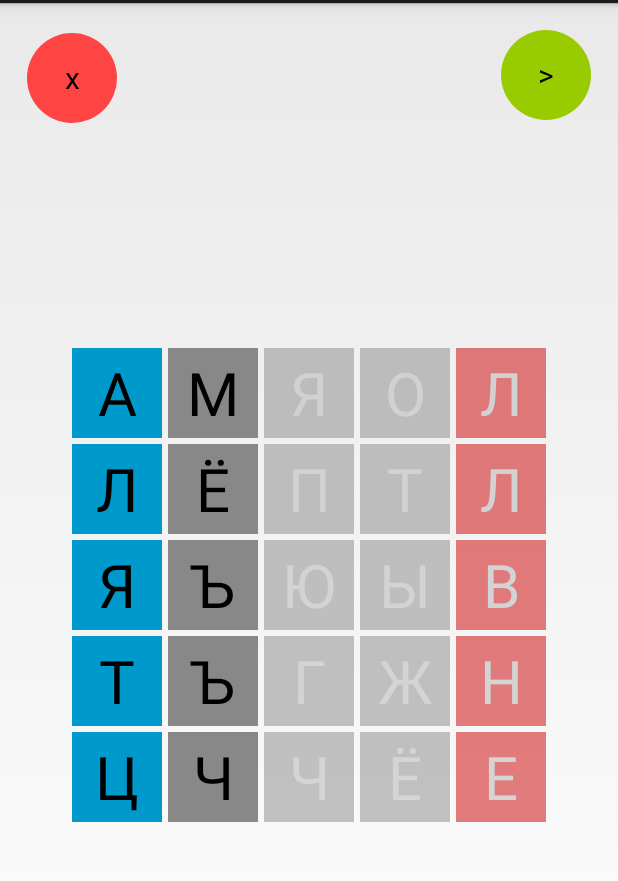
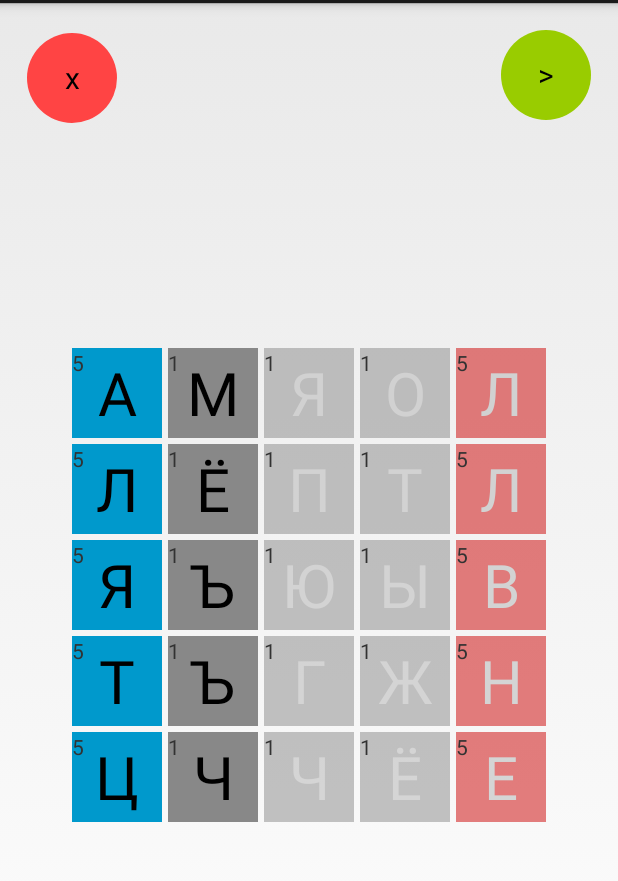
Before and after one commit to Lag1101/BuildAWord, an Android app: the Board screen opened directly, with no data from a screen before it, on a phone screen of 412 x 824 dp, the part 69-950 px from its top. Run offline under Robolectric (Android 15) with nearby library versions, the phone set to English and light mode, and no system bars; 1 statement that could not run was skipped.

Commit message:
added points

```diff
--- a/app/src/main/java/com/android/luckybug/buildaword/Board.java
+++ b/app/src/main/java/com/android/luckybug/buildaword/Board.java
@@ -2,7 +2,6 @@ package com.android.luckybug.buildaword;
 
 import android.app.Activity;
 import android.graphics.Color;
-import android.graphics.Point;
 import android.os.AsyncTask;
 import android.os.Bundle;
 import android.text.Editable;
@@ -15,15 +14,12 @@ import android.widget.TableLayout;
 import android.widget.TextView;
 import android.widget.Toast;
 
-import com.android.luckybug.buildaword.Conrtol.Cell.Cell;
+import com.android.luckybug.buildaword.Conrtol.Prison;
 import com.android.luckybug.buildaword.Logic.Dictionary;
-import com.android.luckybug.buildaword.Conrtol.Prison;
 import com.android.luckybug.buildaword.Logic.Exchange.Client;
 import com.android.luckybug.buildaword.Logic.Exchange.MyHttpClient;
 
-import java.util.ArrayList;
 import java.util.Arrays;
-import java.util.List;
 
 
 public class Board extends Activity {
@@ -107,25 +103,7 @@ public class Board extends Activity {
             }
         });
 
-        List<Point> myCells = new ArrayList<Point>();
-        List<Point> enemyCells = new ArrayList<Point>();
 
-        myCells.add(new Point(0,0));
-        myCells.add(new Point(0,1));
-        myCells.add(new Point(0,2));
-        myCells.add(new Point(0,3));
-        myCells.add(new Point(0,4));
-
-        enemyCells.add(new Point(4,0));
-        enemyCells.add(new Point(4,1));
-        enemyCells.add(new Point(4,2));
-        enemyCells.add(new Point(4,3));
-        enemyCells.add(new Point(4,4));
-
-        prison
-                .setCellsOwner(myCells, Cell.Owner.me)
-                .setCellsOwner(enemyCells, Cell.Owner.enemy)
-                .calcEnable();
     }
 
 
--- a/app/src/main/java/com/android/luckybug/buildaword/Conrtol/Cell/Cell.java
+++ b/app/src/main/java/com/android/luckybug/buildaword/Conrtol/Cell/Cell.java
@@ -4,7 +4,7 @@ package com.android.luckybug.buildaword.Conrtol.Cell;
  * Created by vasiliy.lomanov on 14.11.2014. Have a lot of fun!(c)
  */
 public abstract class Cell {
-    public static enum Owner {me, enemy, nobody};
+    public static enum Owner {me, enemy, nobody}
     public interface Callback {
         public void callback(Cell cell);
     }
@@ -18,5 +18,9 @@ public abstract class Cell {
     public abstract void setText(String text);
     public abstract void setOwner(Owner own);
 
+    public abstract int getPints();
+    public abstract void setPoints(int points);
+
     protected Owner owner = Owner.nobody;
+    protected int points = 1;
 }
--- a/app/src/main/java/com/android/luckybug/buildaword/Conrtol/Cell/CellToggle.java
+++ b/app/src/main/java/com/android/luckybug/buildaword/Conrtol/Cell/CellToggle.java
@@ -1,6 +1,7 @@
 package com.android.luckybug.buildaword.Conrtol.Cell;
 
 import android.view.View;
+import android.widget.TextView;
 import android.widget.ToggleButton;
 
 import com.android.luckybug.buildaword.R;
@@ -11,9 +12,11 @@ import com.android.luckybug.buildaword.R;
 public class CellToggle extends Cell {
 
     private final ToggleButton toggleButton;
+    private final TextView textView;
 
-    public CellToggle(ToggleButton tb) {
+    public CellToggle(ToggleButton tb, TextView tv) {
         toggleButton = tb;
+        textView = tv;
         setOwner(Owner.nobody);
     }
 
@@ -55,10 +58,13 @@ public class CellToggle extends Cell {
     public void engage(Owner newOwner) {
 
         if( owner != Owner.nobody && newOwner != owner ) {
+            setPoints(1);
             setOwner(Owner.nobody);
         } else if( owner == Owner.nobody ) {
             setOwner(newOwner);
-        } else {/* if( newOwner == owner )*/}
+        } else {
+            setPoints(getPints()+1);
+        }
     }
 
     @Override
@@ -82,6 +88,17 @@ public class CellToggle extends Cell {
     }
 
     @Override
+    public int getPints() {
+        return points;
+    }
+
+    @Override
+    public void setPoints(int points) {
+        this.points = points;
+        textView.setText(Integer.toString(points));
+    }
+
+    @Override
     public void onClick(final Callback listener) {
         final Cell cell = this;
         toggleButton.setOnClickListener(new View.OnClickListener() {
--- a/app/src/main/java/com/android/luckybug/buildaword/Conrtol/Prison.java
+++ b/app/src/main/java/com/android/luckybug/buildaword/Conrtol/Prison.java
@@ -1,15 +1,15 @@
 package com.android.luckybug.buildaword.Conrtol;
 
 import android.graphics.Point;
-import android.util.Log;
 import android.widget.TableLayout;
 import android.widget.TableRow;
+import android.widget.TextView;
 import android.widget.ToggleButton;
 
 import com.android.luckybug.buildaword.Conrtol.Cell.Cell;
 import com.android.luckybug.buildaword.Conrtol.Cell.CellToggle;
+import com.android.luckybug.buildaword.R;
 
-import java.lang.reflect.Array;
 import java.util.ArrayList;
 import java.util.List;
 
@@ -43,8 +43,9 @@ public class Prison {
         for( int y = 0; y < rows; y++ ) {
             TableRow row = (TableRow)tl.getChildAt(y);
             for( int x = 0; x < cols; x++ ) {
-                ToggleButton tb = (ToggleButton)row.getChildAt(x);
-                cells[y][x] = new CellToggle(tb);
+                ToggleButton tb = (ToggleButton)row.getChildAt(x).findViewById(R.id.toggleButton);
+                TextView tv = (TextView)row.getChildAt(x).findViewById(R.id.textLabel);
+                cells[y][x] = new CellToggle(tb, tv);
             }
         }
 
@@ -66,6 +67,26 @@ public class Prison {
                 });
             }
         }
+
+
+        List<Point> myCells = new ArrayList<Point>();
+        List<Point> enemyCells = new ArrayList<Point>();
+
+        myCells.add(new Point(0,0));
+        myCells.add(new Point(0,1));
+        myCells.add(new Point(0,2));
+        myCells.add(new Point(0,3));
+        myCells.add(new Point(0,4));
+
+        enemyCells.add(new Point(4,0));
+        enemyCells.add(new Point(4,1));
+        enemyCells.add(new Point(4,2));
+        enemyCells.add(new Point(4,3));
+        enemyCells.add(new Point(4,4));
+
+        setCellsOwner(myCells, Cell.Owner.me);
+        setCellsOwner(enemyCells, Cell.Owner.enemy);
+        calcEnable();
 
         generate();
     }
@@ -129,7 +150,8 @@ public class Prison {
                 }
             }
 
-            sequence.add(Integer.parseInt(res));
+            if(!res.equals(""))
+                sequence.add(Integer.parseInt(res));
         }
     }
 
@@ -149,6 +171,11 @@ public class Prison {
             for( int x = 0; x < cols; x++ ) {
                 int index = (int)(Math.random() * alphabet.length());
                 cells[y][x].setText( Character.toString( alphabet.charAt(index) ) );
+
+                if(cells[y][x].getOwner() != Cell.Owner.nobody)
+                    cells[y][x].setPoints(5);
+                else
+                    cells[y][x].setPoints(1);
             }
         }
     }
--- a/app/src/main/java/com/android/luckybug/buildaword/MainActivity.java
+++ b/app/src/main/java/com/android/luckybug/buildaword/MainActivity.java
@@ -6,7 +6,6 @@ import android.os.Bundle;
 import android.view.Menu;
 import android.view.MenuItem;
 import android.view.View;
-import android.widget.Button;
 
 
 public class MainActivity extends Activity implements View.OnClickListener {
--- a/app/src/main/res/layout/cell.xml
+++ b/app/src/main/res/layout/cell.xml
@@ -1,2 +1,20 @@
 <?xml version="1.0" encoding="utf-8"?>
-<ToggleButton style="@style/CellStyle" />
+<RelativeLayout xmlns:android="http://schemas.android.com/apk/res/android"
+    android:layout_height="wrap_content"
+    android:layout_width="wrap_content">
+
+    <ToggleButton
+        style="@style/CellStyle"
+        android:layout_width="wrap_content"
+        android:layout_height="wrap_content"
+        android:id="@+id/toggleButton" />
+
+    <TextView
+        android:layout_width="wrap_content"
+        android:layout_height="wrap_content"
+        android:tag="text"
+        android:text="0"
+        android:id="@+id/textLabel"
+        android:layout_alignTop="@+id/toggleButton"
+        android:layout_alignStart="@+id/toggleButton" />
+</RelativeLayout>
--- a/app/src/main/res/layout/grid_raw.xml
+++ b/app/src/main/res/layout/grid_raw.xml
@@ -4,9 +4,9 @@
     android:layout_width="wrap_content"
     android:layout_height="wrap_content">
 
-    <ToggleButton style="@style/CellStyle" />
-    <ToggleButton style="@style/CellStyle" />
-    <ToggleButton style="@style/CellStyle" />
-    <ToggleButton style="@style/CellStyle" />
-    <ToggleButton style="@style/CellStyle" />
+    <include layout="@layout/cell" />
+    <include layout="@layout/cell" />
+    <include layout="@layout/cell" />
+    <include layout="@layout/cell" />
+    <include layout="@layout/cell" />
 </TableRow>
```
